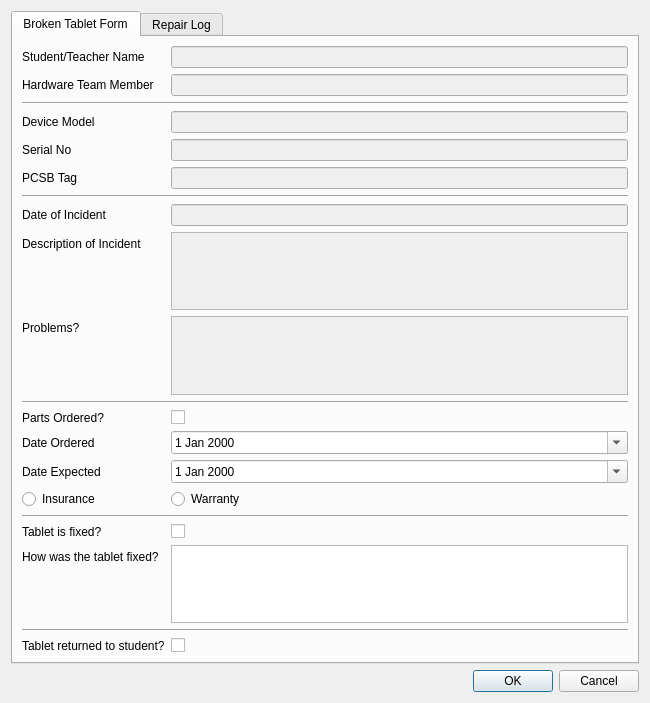
This is net_editissue.ui in lachbr/lhs-cat-tablet-inventory as Qt 5 draws it before an edit. The edited form follows.
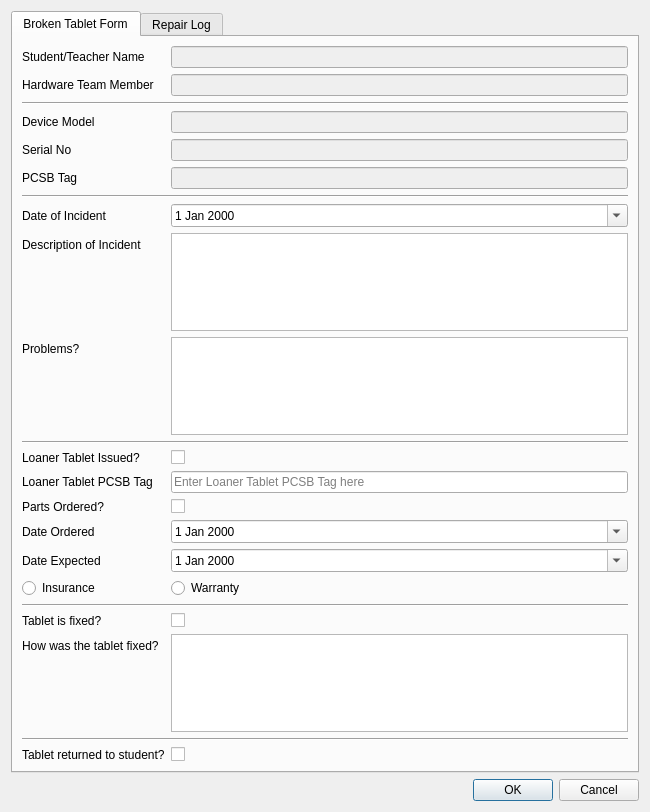
This is the edited form.

Commit message: * Allow editing of date-of-incident, problems desc, incident desc after submitting * Implement a loaner tablet field on Issues * Show a dialog box when populating tables * Show Name or PCSB Tag of Tablet/User on the edit dialog * Show description of active issue on tablet in tablet table

```diff
--- a/net_editissue.ui
+++ b/net_editissue.ui
@@ -7,7 +7,7 @@
     <x>0</x>
     <y>0</y>
     <width>650</width>
-    <height>703</height>
+    <height>812</height>
    </rect>
   </property>
   <property name="windowTitle">
@@ -70,6 +70,13 @@
            </property>
           </widget>
          </item>
+         <item row="2" column="0" colspan="2">
+          <widget class="Line" name="line_5">
+           <property name="orientation">
+            <enum>Qt::Horizontal</enum>
+           </property>
+          </widget>
+         </item>
          <item row="3" column="0">
           <widget class="QLabel" name="label_2">
            <property name="text">
@@ -121,6 +128,13 @@
            </property>
           </widget>
          </item>
+         <item row="6" column="0" colspan="2">
+          <widget class="Line" name="line_4">
+           <property name="orientation">
+            <enum>Qt::Horizontal</enum>
+           </property>
+          </widget>
+         </item>
          <item row="7" column="0">
           <widget class="QLabel" name="label_5">
            <property name="text">
@@ -128,16 +142,6 @@
            </property>
           </widget>
          </item>
-         <item row="7" column="1">
-          <widget class="QLineEdit" name="doiEdit">
-           <property name="enabled">
-            <bool>false</bool>
-           </property>
-           <property name="readOnly">
-            <bool>true</bool>
-           </property>
-          </widget>
-         </item>
          <item row="8" column="0">
           <widget class="QLabel" name="label_6">
            <property name="text">
@@ -148,10 +152,10 @@
          <item row="8" column="1">
           <widget class="QTextEdit" name="incidentDescEdit">
            <property name="enabled">
-            <bool>false</bool>
+            <bool>true</bool>
            </property>
            <property name="readOnly">
-            <bool>true</bool>
+            <bool>false</bool>
            </property>
           </widget>
          </item>
@@ -165,139 +169,160 @@
          <item row="9" column="1">
           <widget class="QTextEdit" name="problemsEdit">
            <property name="enabled">
-            <bool>false</bool>
-           </property>
-           <property name="readOnly">
             <bool>true</bool>
            </property>
+           <property name="readOnly">
+            <bool>false</bool>
+           </property>
           </widget>
          </item>
-         <item row="11" column="0">
+         <item row="10" column="0" colspan="2">
+          <widget class="Line" name="line">
+           <property name="orientation">
+            <enum>Qt::Horizontal</enum>
+           </property>
+          </widget>
+         </item>
+         <item row="13" column="0">
           <widget class="QLabel" name="label_8">
            <property name="text">
             <string>Parts Ordered?</string>
            </property>
           </widget>
          </item>
-         <item row="11" column="1">
+         <item row="13" column="1">
           <widget class="QCheckBox" name="partsOrderedCheck">
            <property name="text">
             <string/>
            </property>
           </widget>
          </item>
-         <item row="12" column="0">
+         <item row="14" column="0">
           <widget class="QLabel" name="label_9">
            <property name="text">
             <string>Date Ordered</string>
            </property>
           </widget>
          </item>
-         <item row="12" column="1">
+         <item row="14" column="1">
           <widget class="QDateEdit" name="partsOrderedDateEdit">
            <property name="calendarPopup">
             <bool>true</bool>
            </property>
           </widget>
          </item>
-         <item row="13" column="0">
+         <item row="15" column="0">
           <widget class="QLabel" name="label_10">
            <property name="text">
             <string>Date Expected</string>
            </property>
           </widget>
          </item>
-         <item row="13" column="1">
+         <item row="15" column="1">
           <widget class="QDateEdit" name="partsExpectedDateEdit">
            <property name="calendarPopup">
             <bool>true</bool>
            </property>
           </widget>
          </item>
-         <item row="14" column="0">
+         <item row="16" column="0">
           <widget class="QRadioButton" name="insuranceRadio">
            <property name="text">
             <string>Insurance</string>
            </property>
           </widget>
          </item>
-         <item row="14" column="1">
+         <item row="16" column="1">
           <widget class="QRadioButton" name="warrantyRadio">
            <property name="text">
             <string>Warranty</string>
            </property>
           </widget>
          </item>
-         <item row="17" column="0">
+         <item row="17" column="0" colspan="2">
+          <widget class="Line" name="line_2">
+           <property name="orientation">
+            <enum>Qt::Horizontal</enum>
+           </property>
+          </widget>
+         </item>
+         <item row="18" column="0">
+          <widget class="QLabel" name="label_14">
+           <property name="text">
+            <string>Tablet is fixed?</string>
+           </property>
+          </widget>
+         </item>
+         <item row="18" column="1">
+          <widget class="QCheckBox" name="resolvedCheck">
+           <property name="text">
+            <string/>
+           </property>
+          </widget>
+         </item>
+         <item row="19" column="0">
           <widget class="QLabel" name="label_11">
            <property name="text">
             <string>How was the tablet fixed?</string>
            </property>
           </widget>
          </item>
-         <item row="17" column="1">
-          <widget class="QTextEdit" name="fixedEdit"/>
-         </item>
          <item row="19" column="1">
-          <widget class="QCheckBox" name="returnedToStudentCheck">
-           <property name="text">
-            <string/>
+          <widget class="QTextEdit" name="fixedEdit"/>
+         </item>
+         <item row="20" column="0" colspan="2">
+          <widget class="Line" name="line_3">
+           <property name="orientation">
+            <enum>Qt::Horizontal</enum>
            </property>
           </widget>
          </item>
-         <item row="19" column="0">
+         <item row="21" column="0">
           <widget class="QLabel" name="label_12">
            <property name="text">
             <string>Tablet returned to student?</string>
            </property>
           </widget>
          </item>
-         <item row="16" column="0">
-          <widget class="QLabel" name="label_14">
+         <item row="21" column="1">
+          <widget class="QCheckBox" name="returnedToStudentCheck">
            <property name="text">
-            <string>Tablet is fixed?</string>
+            <string/>
            </property>
           </widget>
          </item>
-         <item row="16" column="1">
-          <widget class="QCheckBox" name="resolvedCheck">
+         <item row="11" column="0">
+          <widget class="QLabel" name="label_15">
            <property name="text">
-            <string/>
+            <string>Loaner Tablet Issued?</string>
            </property>
           </widget>
          </item>
-         <item row="10" column="0" colspan="2">
-          <widget class="Line" name="line">
-           <property name="orientation">
-            <enum>Qt::Horizontal</enum>
+         <item row="11" column="1">
+          <widget class="QCheckBox" name="tempTabletCheck">
+           <property name="text">
+            <string/>
            </property>
           </widget>
          </item>
-         <item row="15" column="0" colspan="2">
-          <widget class="Line" name="line_2">
-           <property name="orientation">
-            <enum>Qt::Horizontal</enum>
+         <item row="12" column="0">
+          <widget class="QLabel" name="label_16">
+           <property name="text">
+            <string>Loaner Tablet PCSB Tag</string>
            </property>
           </widget>
          </item>
-         <item row="18" column="0" colspan="2">
-          <widget class="Line" name="line_3">
-           <property name="orientation">
-            <enum>Qt::Horizontal</enum>
+         <item row="12" column="1">
+          <widget class="QLineEdit" name="tempTabletEdit">
+           <property name="placeholderText">
+            <string>Enter Loaner Tablet PCSB Tag here</string>
            </property>
           </widget>
          </item>
-         <item row="6" column="0" colspan="2">
-          <widget class="Line" name="line_4">
-           <property name="orientation">
-            <enum>Qt::Horizontal</enum>
-           </property>
-          </widget>
-         </item>
-         <item row="2" column="0" colspan="2">
-          <widget class="Line" name="line_5">
-           <property name="orientation">
-            <enum>Qt::Horizontal</enum>
+         <item row="7" column="1">
+          <widget class="QDateEdit" name="doiEdit">
+           <property name="calendarPopup">
+            <bool>true</bool>
            </property>
           </widget>
          </item>
```
The commit also changes 7 other files.
